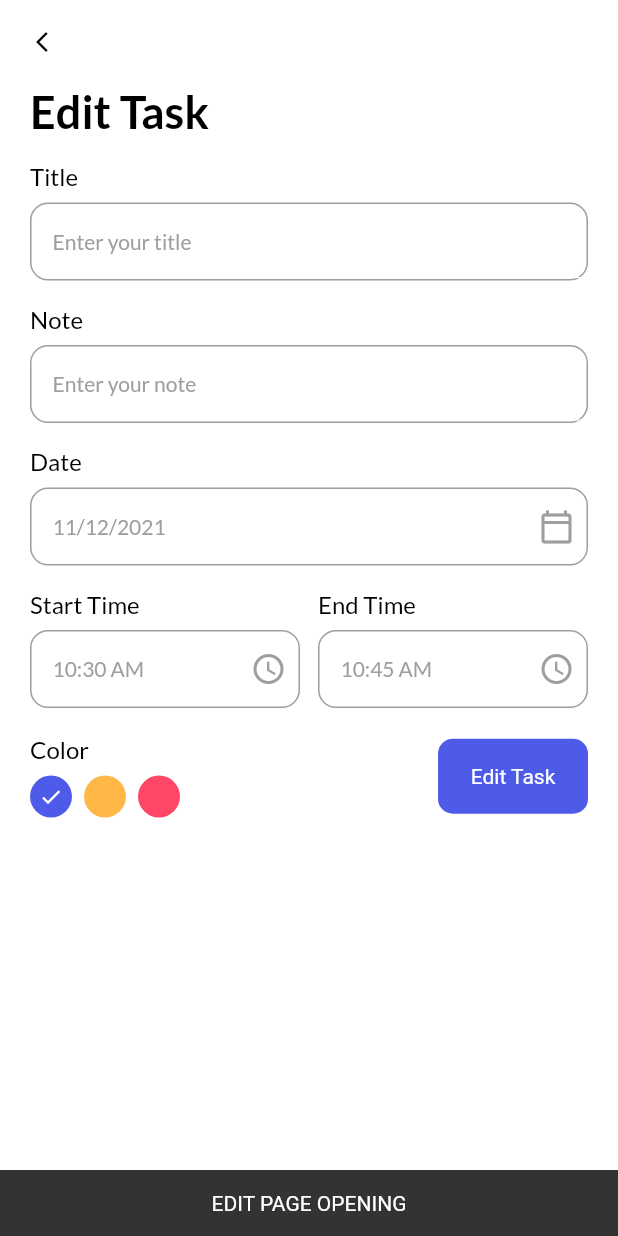
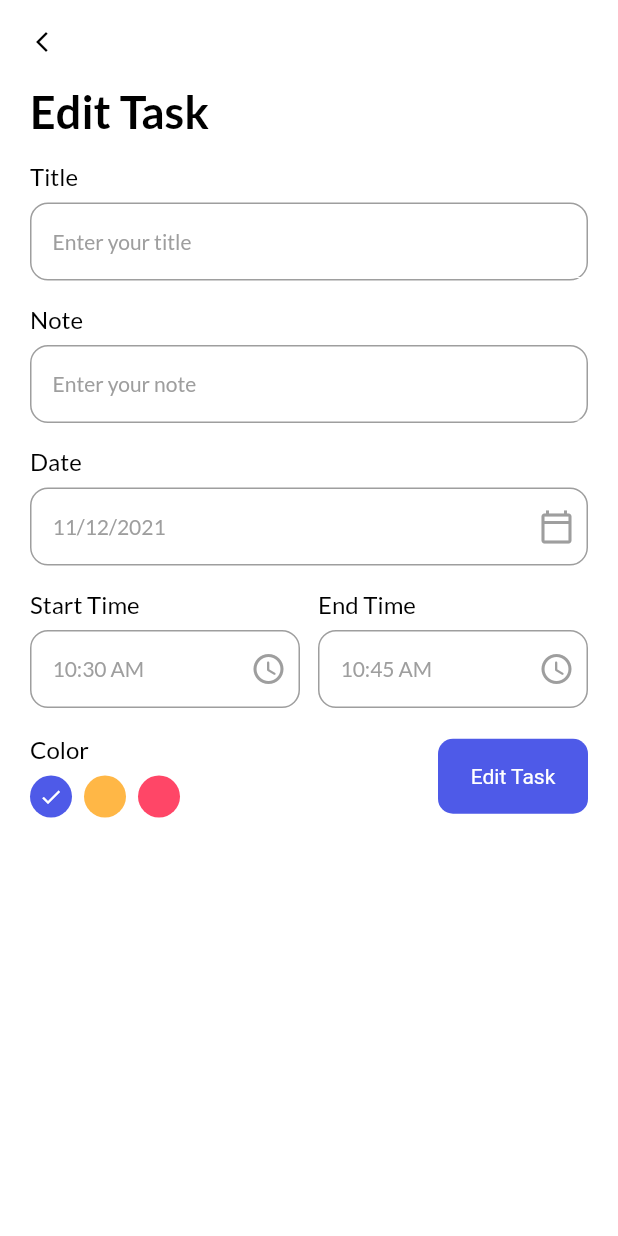
Before and after one commit to TomTruyen/CalendarApp, a Flutter app: the TaskDetailScreen screen opened directly with empty values, after a tap on the "create" icon, on a phone screen of 412 x 824 dp. Run offline on Flutter 3.47's test engine with Material 2 defaults, Android fonts, the phone set to English and light mode, and no system bars; our stand-ins replace date_picker_timeline, flutter_local_notifications, google_fonts, package_info_plus, shared_preferences, sqflite and 1 more; accounts and stored records are empty.

Commit message:
Remove useless toast

```diff
--- a/calendar_app/lib/screens/task_detail_screen.dart
+++ b/calendar_app/lib/screens/task_detail_screen.dart
@@ -99,7 +99,6 @@ class _TaskDetailScreenState extends State<TaskDetailScreen> {
                 ),
               ),
             );
-            Toast.display(context, message: "EDIT PAGE OPENING");
           },
         ),
         IconButton(
```
